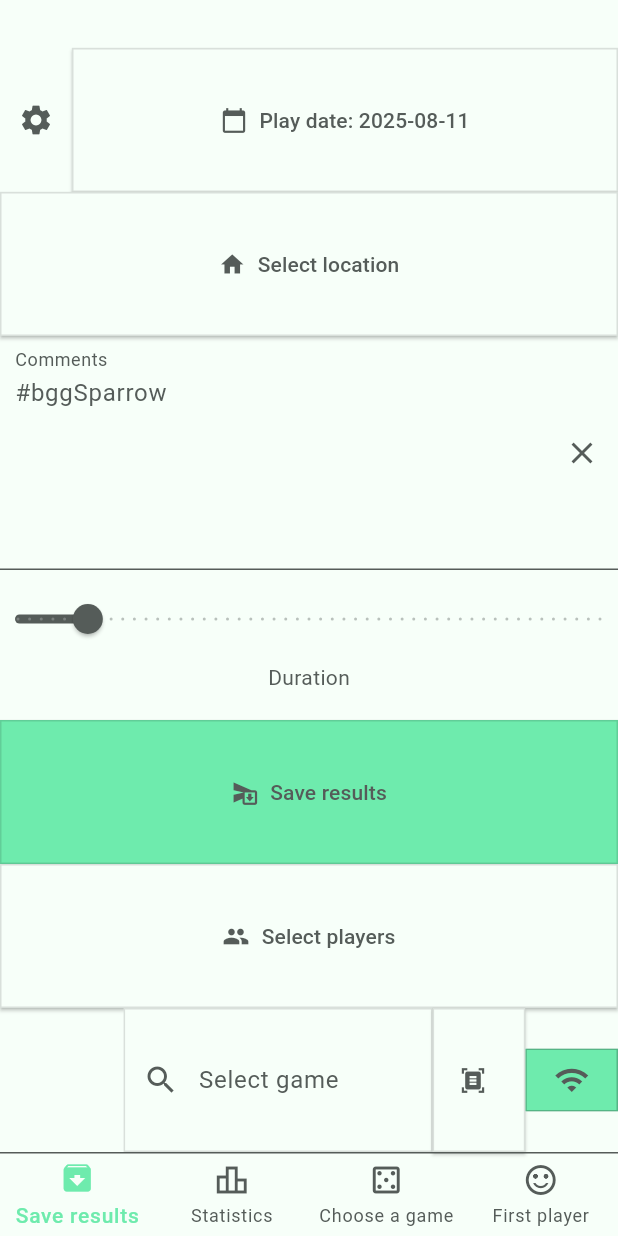
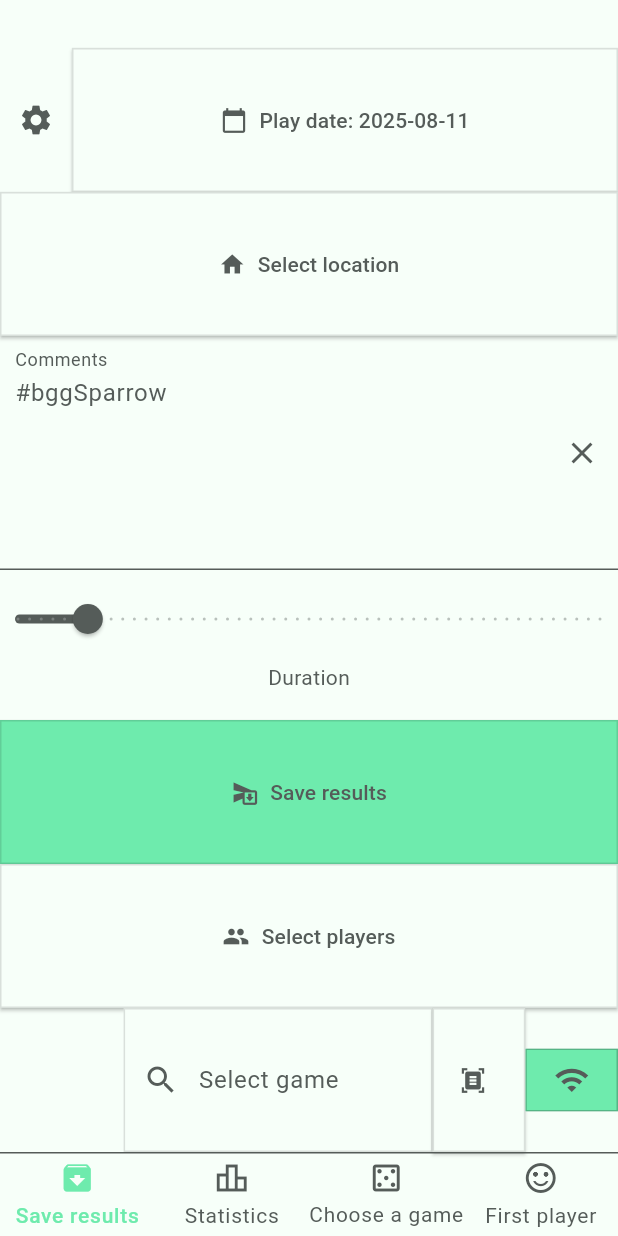
Before and after one commit to Dradass/bggSparrow-flutter, a Flutter app: the NavigationScreen screen opened by its route, on a phone screen of 412 x 824 dp. Run offline on Flutter 3.47's test engine with Material 3 defaults, Android fonts, the phone set to English and light mode, and no system bars; our stand-ins replace camera, connectivity_plus, flutter_colorpicker, flutter_secure_storage, open_file, shared_preferences and 3 more; missing offline and left inert: camera_platform_interface, encrypt, flutter_pixelmatching, requests, tutorial_coach_mark; accounts and stored records are empty; generated files the repository leaves out were written again; network calls fail; statements that could not run were skipped.

```diff
--- a/lib/navigation_bar.dart
+++ b/lib/navigation_bar.dart
@@ -3,6 +3,7 @@ import 'package:flutter_application_1/pages/log_page.dart';
 import 'package:flutter_application_1/pages/game_choose.dart';
 import 'package:flutter_application_1/pages/first_player.dart';
 import 'package:flutter_application_1/pages/statistics.dart';
+import '../widgets/common.dart';
 import '../s.dart';
 import 'globals.dart';
 import 'tutorial_handler.dart';
@@ -25,24 +26,6 @@ class _NavigationScreenState extends State<NavigationScreen> {
     WidgetsBinding.instance.addPostFrameCallback((_) {
       tutorialHandler.checkFirstLaunch();
     });
-  }
-
-  // Кастомный виджет для текста с автоподбором размера
-  Widget _buildScaledText(BuildContext context, String text, bool isSelected) {
-    return FittedBox(
-      fit: BoxFit.scaleDown,
-      child: Text(
-        text,
-        maxLines: 1,
-        style: Theme.of(context).textTheme.labelMedium?.copyWith(
-              color: isSelected
-                  ? Theme.of(context).colorScheme.secondary
-                  : Theme.of(context).colorScheme.primary,
-              fontSize: isSelected ? 14 : 12,
-              fontWeight: isSelected ? FontWeight.w500 : FontWeight.normal,
-            ),
-      ),
-    );
   }
 
   // Переопределение метода для кастомного отображения
@@ -137,7 +120,7 @@ class _NavigationScreenState extends State<NavigationScreen> {
               size: 24,
             ),
             const SizedBox(height: 4),
-            _buildScaledText(context, label, isSelected),
+            buildScaledText(context, label, isSelected),
           ],
         ),
       ),
--- a/lib/widgets/common.dart
+++ b/lib/widgets/common.dart
@@ -1,5 +1,23 @@
 import 'package:flutter/material.dart';
 import '../globals.dart';
+
+// Создать текст с автоподбором размера
+Widget buildScaledText(BuildContext context, String text, bool isSelected) {
+  return FittedBox(
+    fit: BoxFit.scaleDown,
+    child: Text(
+      text,
+      maxLines: 1,
+      style: Theme.of(context).textTheme.labelMedium?.copyWith(
+            color: isSelected
+                ? Theme.of(context).colorScheme.secondary
+                : Theme.of(context).colorScheme.primary,
+            fontSize: isSelected ? 14 : 14,
+            fontWeight: isSelected ? FontWeight.w500 : FontWeight.normal,
+          ),
+    ),
+  );
+}
 
 class FlexButton extends StatelessWidget {
   final Widget childWidget;
```
Also changed, not shown: lib/widgets/log_page_widgets.dart (+8 -12 lines).
